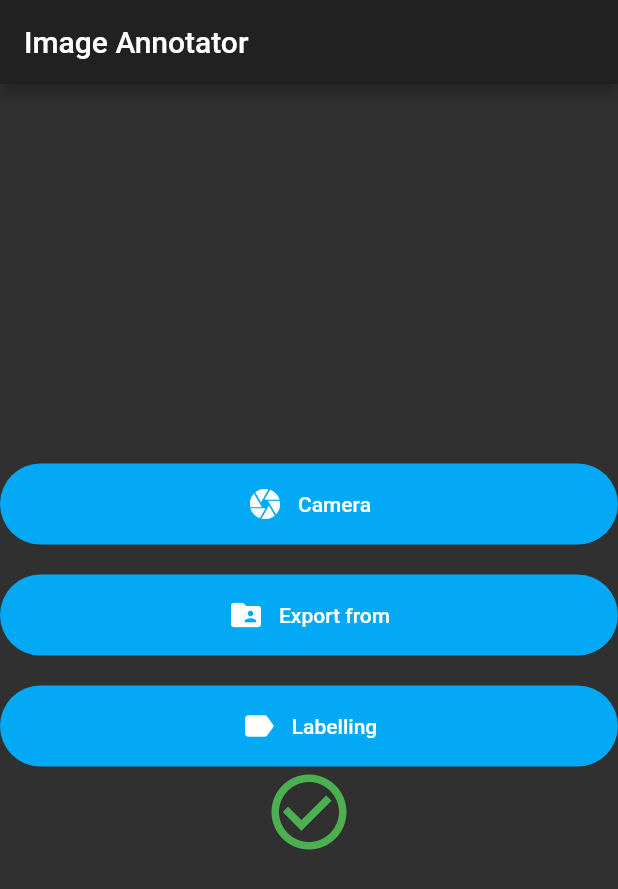
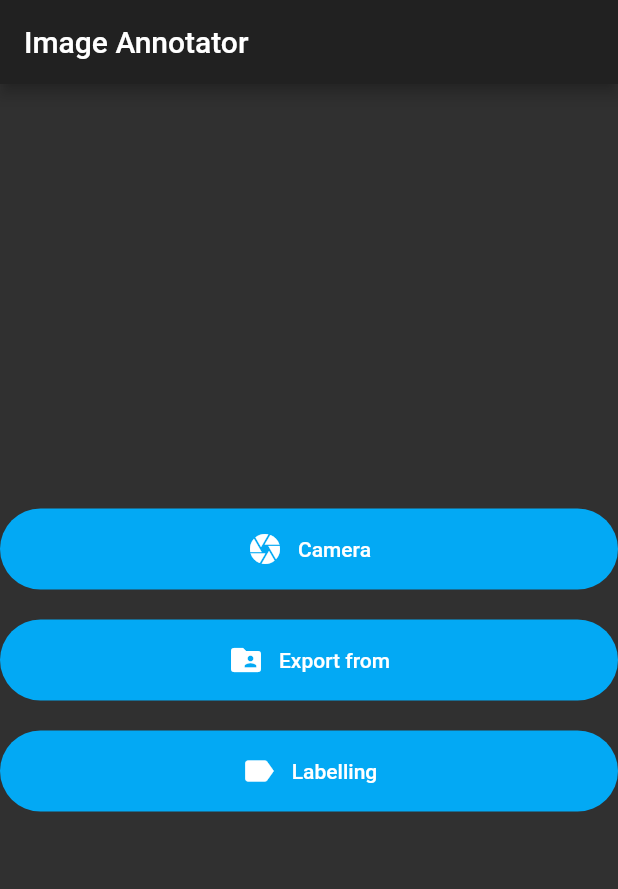
Before and after one commit to avtools/img_annotator, a Flutter app: the screen it shows after launch, on a phone screen of 412 x 824 dp. Shown: the top 889 px of the screen. Run offline on Flutter 3.47's test engine with Material 2 defaults, Android fonts, the phone set to English and light mode, and no system bars; our stand-ins replace camera, file_picker, permission_handler; generated files the repository leaves out were written again.

```diff
--- a/lib/main.dart
+++ b/lib/main.dart
@@ -68,29 +68,6 @@ class HomePageState extends State<HomePage> {
     }
   }
 
-  Future<String> _calculation = Future < String
-
-  >
-
-      .
-
-  delayed
-
-  (
-
-  Duration
-
-  (
-
-  seconds
-
-      :
-
-  2),
-  () => 'Data Loaded',
-
-  );
-
   @override
   Widget build(BuildContext context) {
     return Material(
@@ -98,7 +75,6 @@ class HomePageState extends State<HomePage> {
       child: Column(
           mainAxisAlignment: MainAxisAlignment.center,
           children: [ Column(
-
             mainAxisAlignment: MainAxisAlignment.center,
             //crossAxisAlignment: CrossAxisAlignment.center,
             children: [
@@ -122,52 +98,12 @@ class HomePageState extends State<HomePage> {
                   context,
                   MaterialPageRoute(
                     builder: (context) =>
-                        Fetch_File(paths: _paths, tempfile: tempFile),
+                        Fetch_File(tempfile: tempFile),
                   ),
                 );
               })
             ],
           ),
-          FutureBuilder<String>(
-            future: _calculation,
-            // a previously-obtained Future<String> or null
-            builder: (BuildContext context, AsyncSnapshot<String> snapshot) {
-              List<Widget> children;
-              if (snapshot.hasData) {
-                children = <Widget>[
-                  Icon(
-                    Icons.check_circle_outline,
-                    color: Colors.green,
-                    size: 60,
-                  ),
-                ];
-              } else if (snapshot.hasError) {
-                children = <Widget>[
-                  Icon(
-                    Icons.error_outline,
-                    color: Colors.red,
-                    size: 60,
-                  ),
-                ];
-              } else {
-                children = <Widget>[
-                  SizedBox(
-                    child: CircularProgressIndicator(),
-                    width: 60,
-                    height: 60,
-                  ),
-                ];
-              }
-              return Center(
-                child: Column(
-                  mainAxisAlignment: MainAxisAlignment.center,
-                  crossAxisAlignment: CrossAxisAlignment.center,
-                  children: children,
-                ),
-              );
-            },
-          ),
-
           ]
       ),
     );
```
Also changed, not shown: lib/file_manager.dart (+22 -11 lines).
